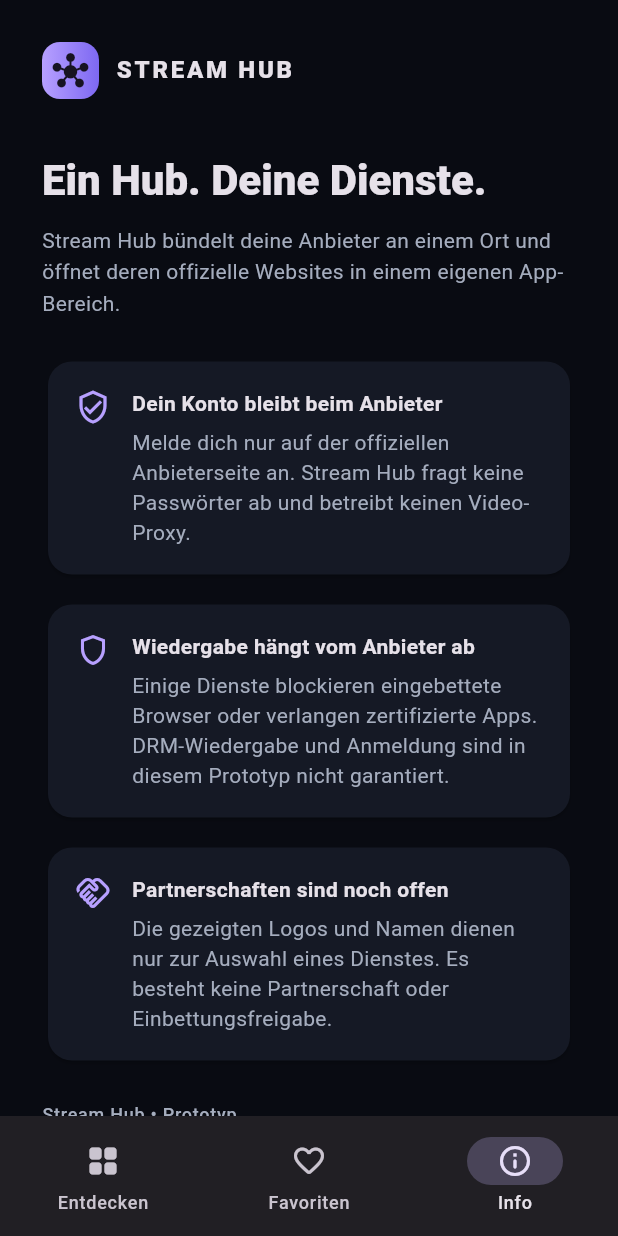
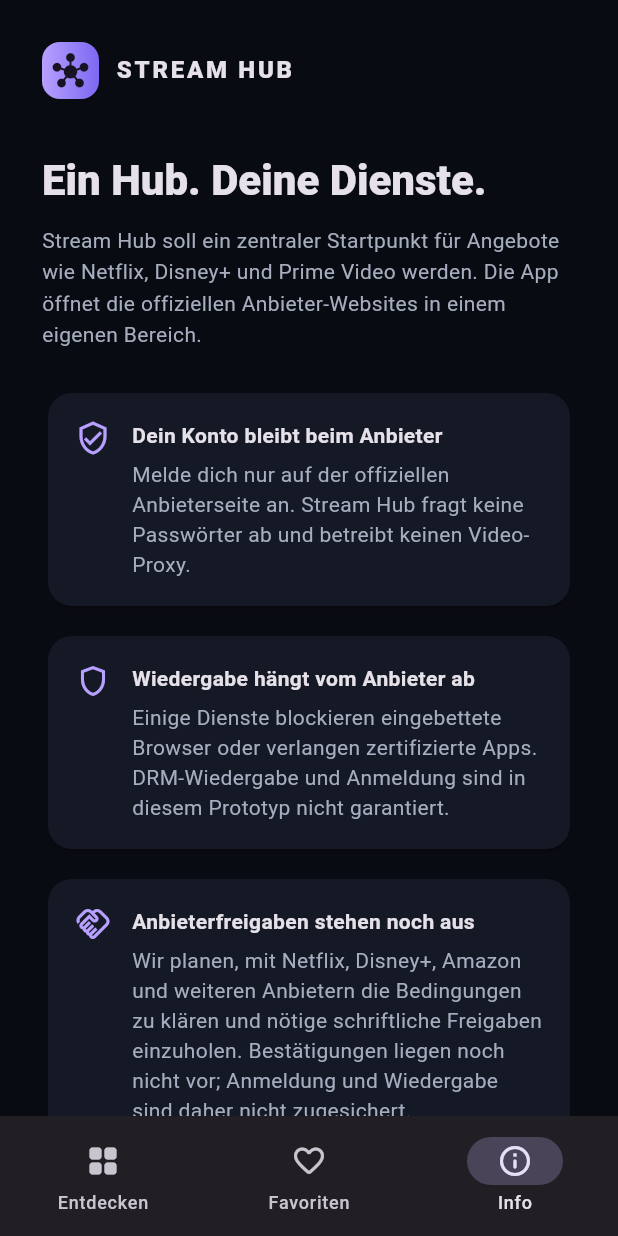
Before and after one commit to Whitewater2205/stream-hub, a Flutter app: the screen it shows after launch, item 3 of the bottom bar chosen, on a phone screen of 412 x 824 dp. Run offline on Flutter 3.47's test engine with Material 3 defaults, Android fonts, the phone set to English and light mode, and no system bars; missing offline and left inert: flutter_inappwebview.

Commit message:
Clarify provider approval status in app description

```diff
--- a/lib/main.dart
+++ b/lib/main.dart
@@ -538,7 +538,7 @@ class AboutPage extends StatelessWidget {
               Text('Ein Hub. Deine Dienste.', style: Theme.of(context).textTheme.headlineMedium?.copyWith(
                 fontWeight: FontWeight.w800)),
               const SizedBox(height: 12),
-              const Text('Stream Hub bündelt deine Anbieter an einem Ort und öffnet deren offizielle Websites in einem eigenen App-Bereich.',
+              const Text('Stream Hub soll ein zentraler Startpunkt für Angebote wie Netflix, Disney+ und Prime Video werden. Die App öffnet die offiziellen Anbieter-Websites in einem eigenen Bereich.',
                 style: TextStyle(color: _muted, height: 1.5)),
               const SizedBox(height: 24),
               const _InfoTile(
@@ -555,8 +555,8 @@ class AboutPage extends StatelessWidget {
               const SizedBox(height: 12),
               const _InfoTile(
                 icon: Icons.handshake_outlined,
-                title: 'Partnerschaften sind noch offen',
-                body: 'Die gezeigten Logos und Namen dienen nur zur Auswahl eines Dienstes. Es besteht keine Partnerschaft oder Einbettungsfreigabe.',
+                title: 'Anbieterfreigaben stehen noch aus',
+                body: 'Wir planen, mit Netflix, Disney+, Amazon und weiteren Anbietern die Bedingungen zu klären und nötige schriftliche Freigaben einzuholen. Bestätigungen liegen noch nicht vor; Anmeldung und Wiedergabe sind daher nicht zugesichert.',
               ),
               const SizedBox(height: 24),
               Text('Stream Hub • Prototyp', style: Theme.of(context).textTheme.labelMedium?.copyWith(color: _muted)),
```
Also changed, not shown: 2 other files.
